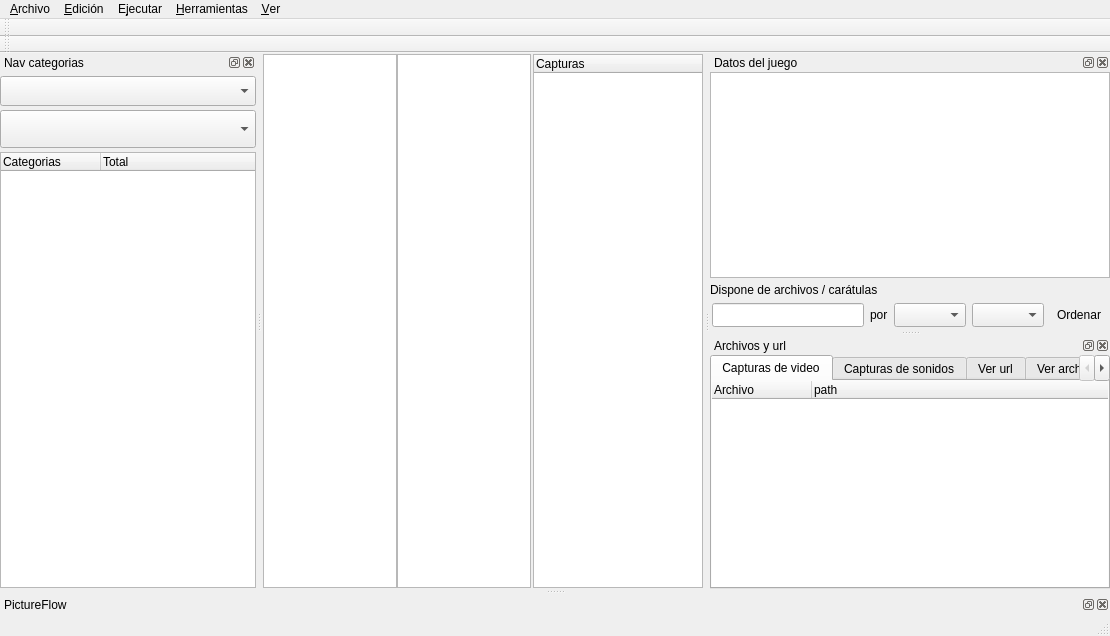
Qt form ui/grlida.ui (Monthy/gr-lida) before a commit.
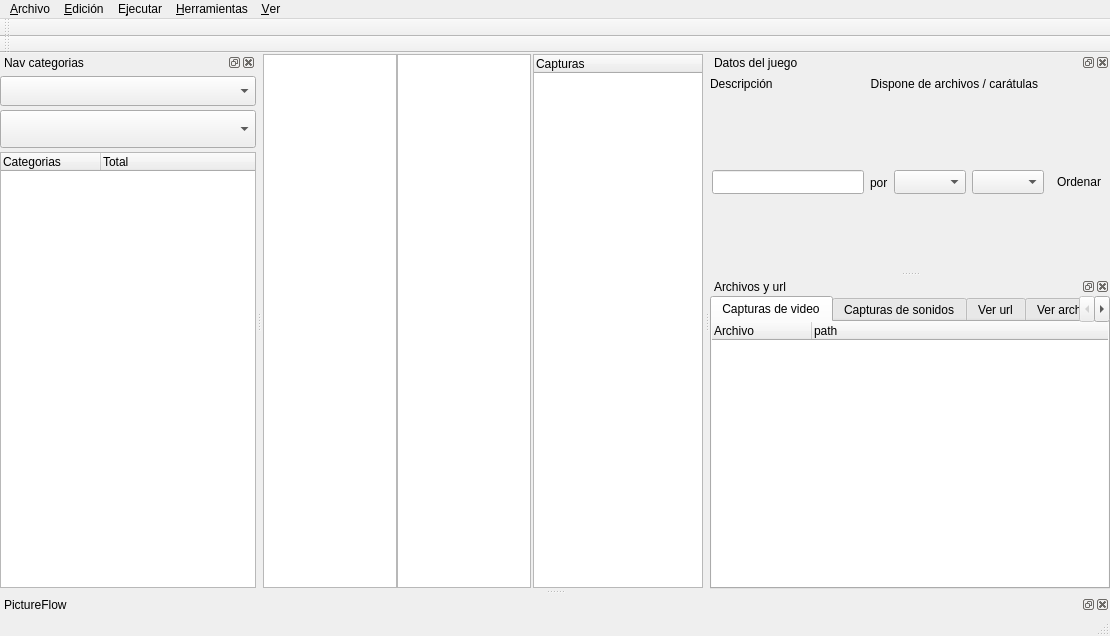
The same form after that commit. Icons and pictures are not drawn.

Commit message: Añadida animación de emoticonos en la info del juego, y mejorado la búsqueda y reemplazo de los emoticonos.

What changed in the file:
```diff
--- a/ui/grlida.ui
+++ b/ui/grlida.ui
@@ -372,20 +372,23 @@
      <property name="bottomMargin">
       <number>1</number>
      </property>
-     <item>
-      <widget class="QTextBrowser" name="txtInfo">
-       <property name="openExternalLinks">
-        <bool>true</bool>
-       </property>
-      </widget>
-     </item>
      <item>
       <layout class="QHBoxLayout" name="horizontalLayout_3">
        <item>
         <widget class="QLabel" name="lb_info_12">
          <property name="text">
+          <string>Descripción</string>
+         </property>
+        </widget>
+       </item>
+       <item>
+        <widget class="QLabel" name="lb_info_13">
+         <property name="text">
           <string>Dispone de archivos / carátulas</string>
          </property>
+         <property name="alignment">
+          <set>Qt::AlignRight|Qt::AlignTrailing|Qt::AlignVCenter</set>
+         </property>
         </widget>
        </item>
        <item>
```
Left out of the diff: 3 changed lines with no effect on the pictures. The commit also changes 5 other files.
